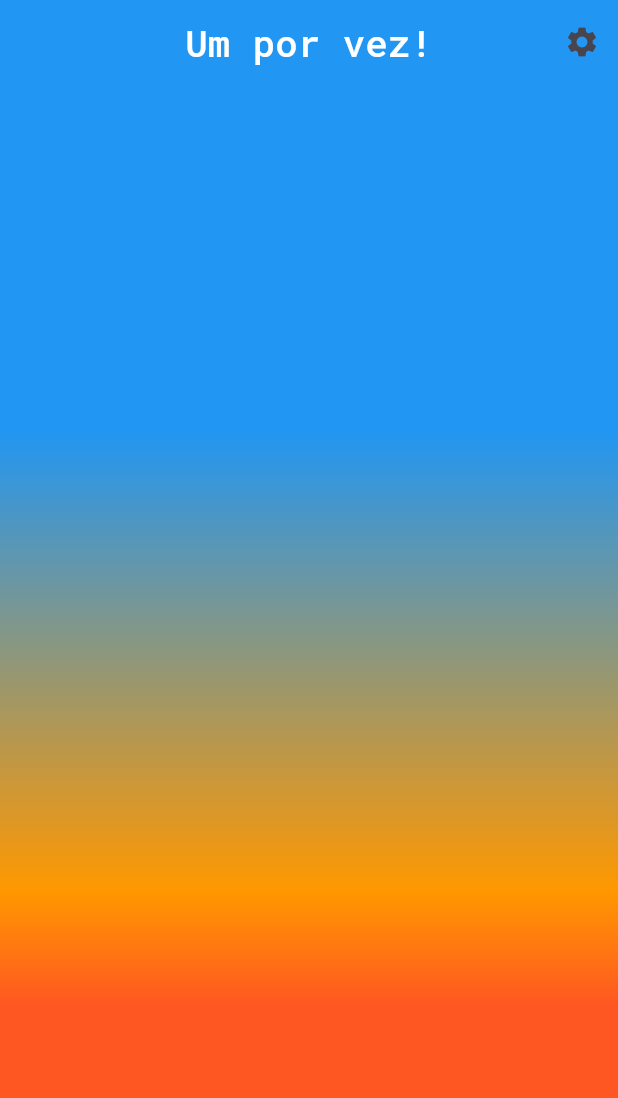
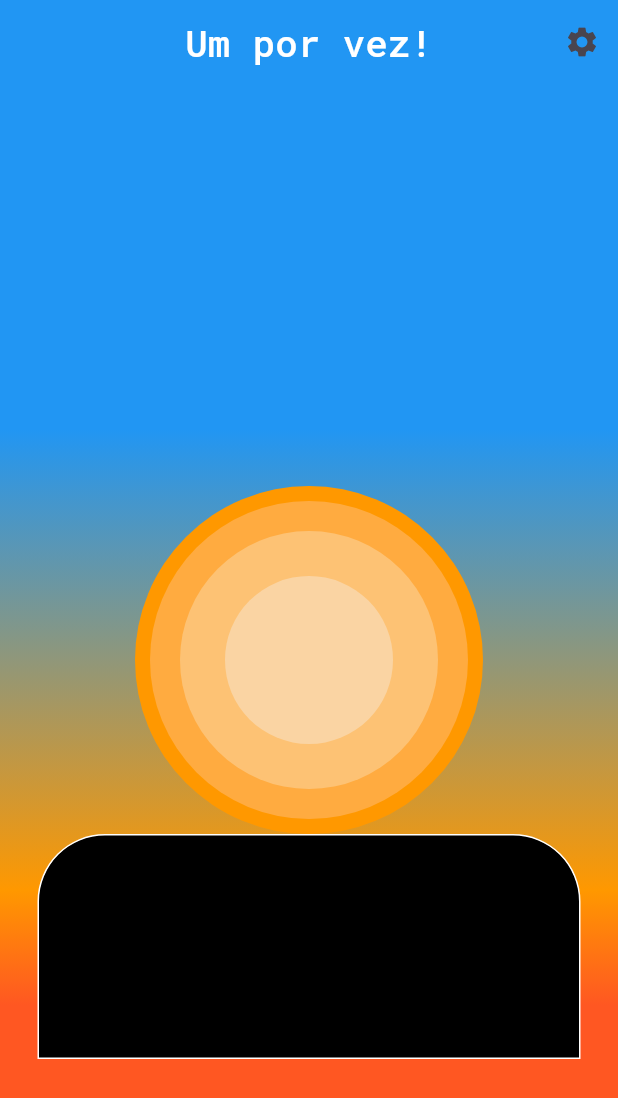
Before and after one commit to Igorruan23/umporvez, a Flutter app: the screen it shows after launch, on a phone screen of 412 x 824 dp. Shown: the top 1098 px of the screen. Run offline on Flutter 3.47's test engine with Material 3 defaults, Android fonts, the light colour scheme and no system bars; our stand-ins replace google_fonts.

Commit message:
Ajustes na UI

```diff
--- a/lib/view/MyApp_view.dart
+++ b/lib/view/MyApp_view.dart
@@ -18,14 +18,67 @@ class HomePage extends StatelessWidget {
           ],
         ),
         backgroundColor: Colors.blue,
-        body: Container(
-            decoration: BoxDecoration(
+        body: Stack(children: [
+          Positioned(
+            child: Container(
+              decoration: BoxDecoration(
                 gradient: LinearGradient(
-          colors: [Colors.blue, Colors.orange, Colors.deepOrange],
-          stops: [0.3, 0.7, 0.8],
-          begin: Alignment.topCenter,
-          end: Alignment.bottomCenter,
-        ))),
+                  colors: [Colors.blue, Colors.orange, Colors.deepOrange],
+                  stops: [0.3, 0.7, 0.8],
+                  begin: Alignment.topCenter,
+                  end: Alignment.bottomCenter,
+                ),
+              ),
+            ),
+          ),
+          Positioned(
+            child: Container(
+              margin: EdgeInsets.all(90),
+              decoration:
+                  BoxDecoration(color: Colors.orange, shape: BoxShape.circle),
+            ),
+          ),
+          Positioned(
+            child: Container(
+              margin: EdgeInsets.all(100),
+              decoration: BoxDecoration(
+                  color: Colors.orangeAccent, shape: BoxShape.circle),
+            ),
+          ),
+          Positioned(
+            child: Container(
+              margin: EdgeInsets.all(120),
+              decoration: BoxDecoration(
+                  color: const Color.fromARGB(255, 253, 194, 116),
+                  shape: BoxShape.circle),
+            ),
+          ),
+          Positioned(
+            child: Container(
+              margin: EdgeInsets.all(150),
+              decoration: BoxDecoration(
+                  color: Color.fromARGB(255, 250, 212, 163),
+                  shape: BoxShape.circle),
+            ),
+          ),
+          Positioned(
+            top: 500.0,
+            left: 25.0,
+            right: 25.0,
+            child: Container(
+              alignment: Alignment.bottomCenter,
+              decoration: BoxDecoration(
+                  border:
+                      Border.all(style: BorderStyle.solid, color: Colors.white),
+                  borderRadius: BorderRadius.only(
+                      topLeft: Radius.circular(45),
+                      topRight: Radius.circular(45)),
+                  color: Colors.black),
+              height: 150,
+              width: double.infinity,
+            ),
+          )
+        ]),
       ),
     );
   }
```
